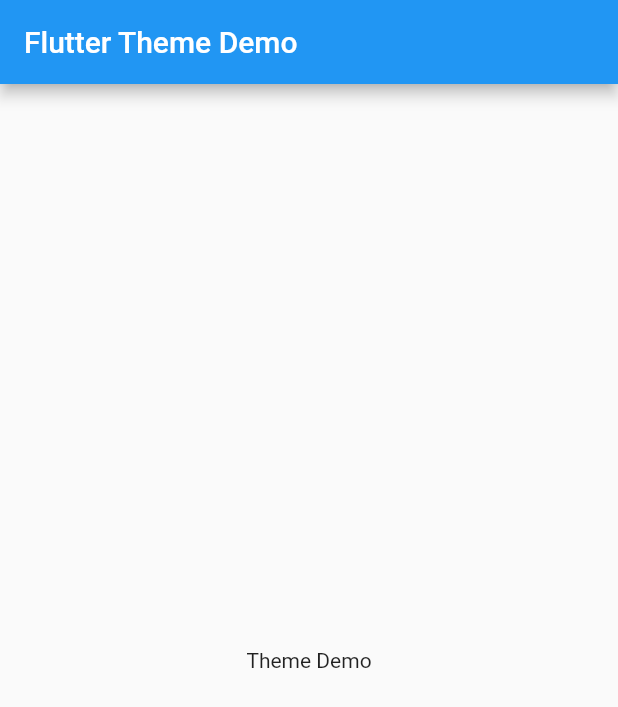
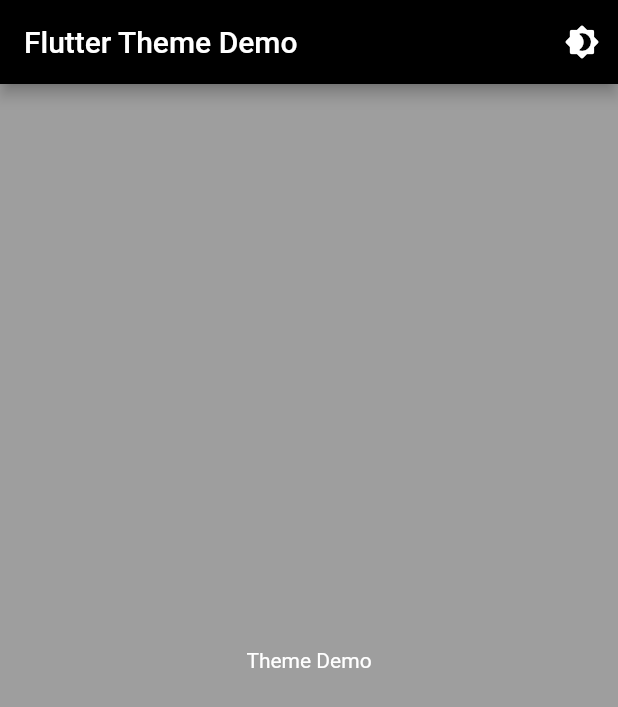
Before and after one commit to Netesh5/flutter_theme_management, a Flutter app: the screen it shows after launch, on a phone screen of 412 x 824 dp. Shown: the top 707 px of the screen. Run offline on Flutter 3.47's test engine with Material 2 defaults, Android fonts, the light colour scheme and no system bars.

Commit message:
theme_provider

```diff
--- a/lib/main.dart
+++ b/lib/main.dart
@@ -1,5 +1,7 @@
 import 'package:flutter/material.dart';
+import 'package:provider/provider.dart';
 import 'package:theme_management/screens/homepage.dart';
+import 'package:theme_management/themes/themes.dart';
 
 void main() {
   runApp(Myapp());
@@ -8,9 +10,15 @@
 class Myapp extends StatelessWidget {
   @override
   Widget build(BuildContext context) {
-    return const MaterialApp(
-      debugShowCheckedModeBanner: false,
-      home: Homepage(),
+    return ChangeNotifierProvider<customTheme>(
+      create: (context) => customTheme(),
+      builder: (context, _) => MaterialApp(
+        debugShowCheckedModeBanner: false,
+        themeMode: customTheme.currentTheme,
+        theme: customTheme.lightTheme,
+        darkTheme: customTheme.darkTheme,
+        home: const Homepage(),
+      ),
     );
   }
 }
--- a/lib/screens/homepage.dart
+++ b/lib/screens/homepage.dart
@@ -1,4 +1,6 @@
 import 'package:flutter/material.dart';
+import 'package:provider/provider.dart';
+import 'package:theme_management/themes/themes.dart';
 
 class Homepage extends StatefulWidget {
   const Homepage({Key? key}) : super(key: key);
@@ -12,7 +14,19 @@
   Widget build(BuildContext context) {
     return Scaffold(
         appBar: AppBar(
+          backgroundColor: Theme.of(context).backgroundColor,
+          iconTheme: Theme.of(context).iconTheme,
           title: const Text("Flutter Theme Demo"),
+          actions: [
+            IconButton(
+                onPressed: () {
+                  Provider.of<customTheme>(context, listen: false)
+                      .toogleTheme();
+                }, //as whole UI need to be change so i am using Provider.of<T>(context)
+                icon: const Icon(Icons.brightness_4_rounded)),
+          ],
+          toolbarTextStyle: Theme.of(context).textTheme.bodyText2,
+          titleTextStyle: Theme.of(context).textTheme.headline6,
         ),
         body: const Center(
           child: Text("Theme Demo"),
--- /dev/null
+++ b/lib/themes/themes.dart
@@ -0,0 +1,44 @@
+import 'package:flutter/material.dart';
+
+class customTheme with ChangeNotifier {
+  static bool _isDarkThemeEnable = true;
+  static ThemeMode get currentTheme =>
+      _isDarkThemeEnable ? ThemeMode.dark : ThemeMode.light;
+
+  void toogleTheme() {
+    _isDarkThemeEnable =
+        !_isDarkThemeEnable; // to make false to Dark theme as btn is pressed
+    notifyListeners();
+  }
+
+  static ThemeData get lightTheme {
+    return ThemeData(
+        primaryColor: Colors.lightBlueAccent,
+        backgroundColor: Colors.white,
+        scaffoldBackgroundColor: Colors.white,
+        iconTheme: const IconThemeData(color: Colors.black),
+        textTheme: const TextTheme(
+          headline1: TextStyle(color: Colors.black),
+          headline2: TextStyle(color: Colors.black),
+          headline6: TextStyle(color: Colors.black),
+          bodyText1: TextStyle(color: Colors.black),
+          bodyText2: TextStyle(color: Colors.black),
+        ));
+  }
+
+  static ThemeData get darkTheme {
+    return ThemeData(
+      primaryColor: Colors.black,
+      backgroundColor: Colors.black,
+      scaffoldBackgroundColor: Colors.grey,
+      iconTheme: const IconThemeData(color: Colors.white),
+      textTheme: const TextTheme(
+        headline1: TextStyle(color: Colors.white),
+        headline2: TextStyle(color: Colors.white),
+        headline6: TextStyle(color: Colors.white),
+        bodyText1: TextStyle(color: Colors.white),
+        bodyText2: TextStyle(color: Colors.white),
+      ),
+    );
+  }
+}
--- a/pubspec.yaml
+++ b/pubspec.yaml
@@ -34,6 +34,7 @@
   # The following adds the Cupertino Icons font to your application.
   # Use with the CupertinoIcons class for iOS style icons.
   cupertino_icons: ^1.0.2
+  provider: ^6.0.2
 
 dev_dependencies:
   flutter_test:
```
Also changed, not shown: pubspec.lock.
